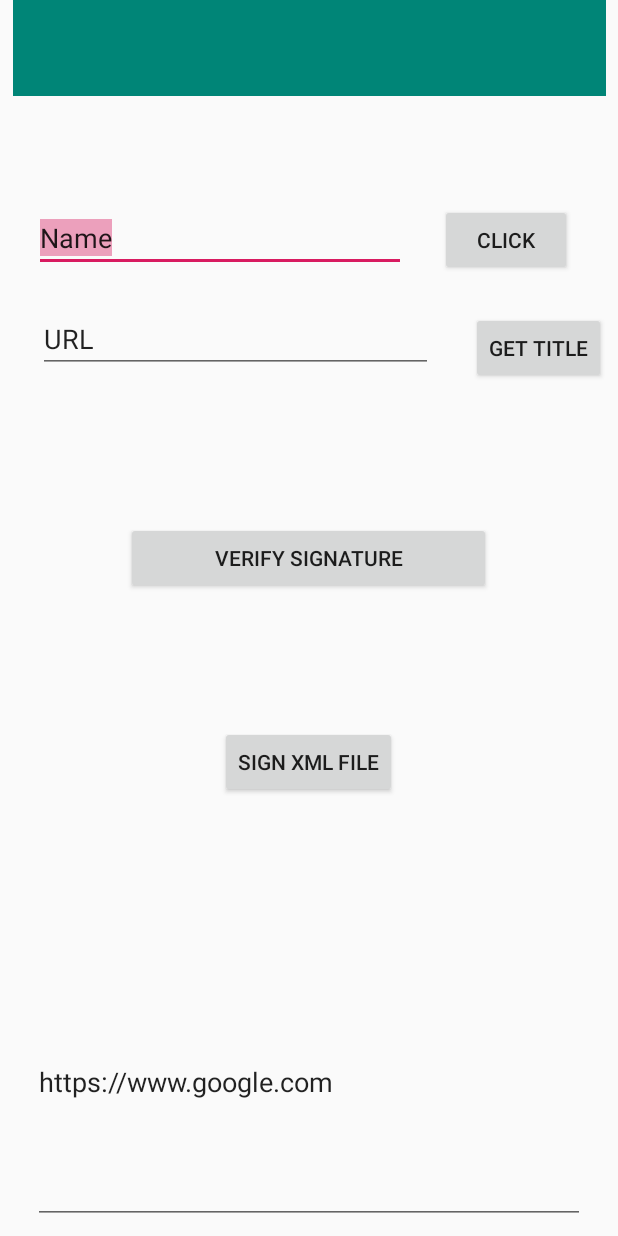
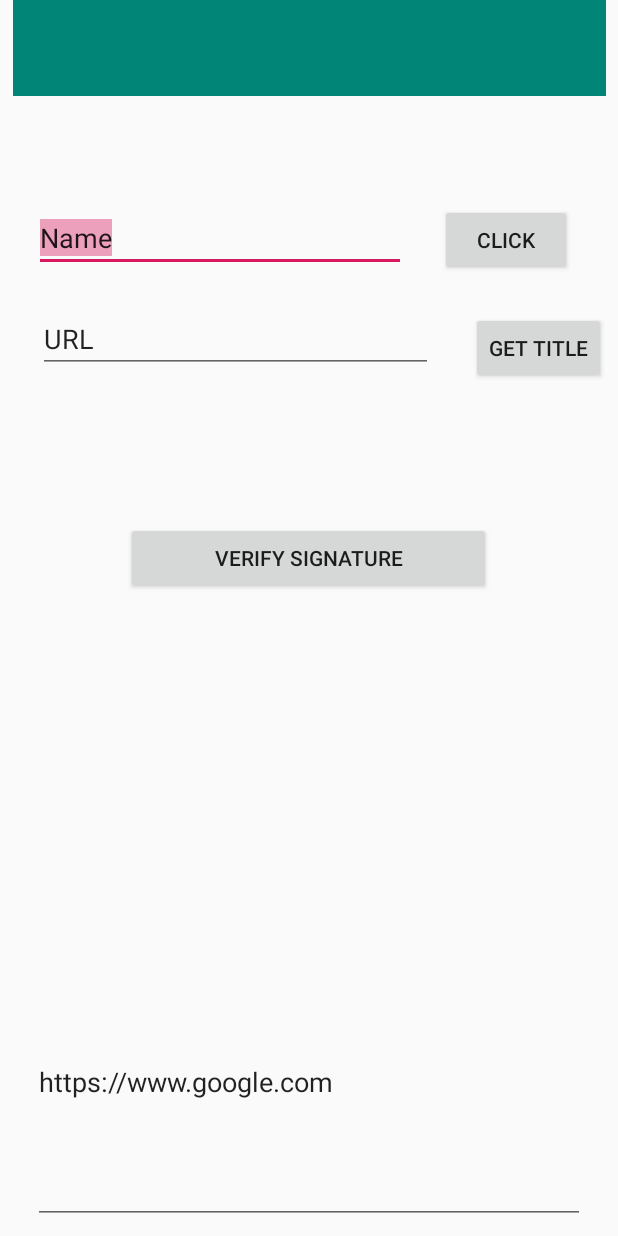
Before and after one commit to jherranzm/tfm-mistic-2019-v001, an Android app: the screen it shows after launch (MainActivity), on a phone screen of 412 x 824 dp. Run offline under Robolectric (Android 15) with nearby library versions, the phone set to English and light mode, and no system bars; libraries missing offline, so code that uses them is left out: es.facturae.facturae, es.gob.afirma, org.apache.xml, org.jibx.runtime; pictures from the network do not load; 2 statements that could not run were skipped.

Commit message:
Some refactoring. Android strings in code moved to strings.xml

```diff
--- a/app/src/main/java/com/example/apptestvalidationandroid44/DisplayMessageActivity.java
+++ b/app/src/main/java/com/example/apptestvalidationandroid44/DisplayMessageActivity.java
@@ -19,7 +19,7 @@ public class DisplayMessageActivity extends AppCompatActivity {
 
 
         // Capture the layout's TextView and set the string as its text
-        TextView textView = findViewById(R.id.textView);
+        TextView textView = findViewById(R.id.editText3);
         textView.setText(message);
     }
 }
--- a/app/src/main/java/com/example/apptestvalidationandroid44/MainActivity.java
+++ b/app/src/main/java/com/example/apptestvalidationandroid44/MainActivity.java
@@ -81,15 +81,15 @@ public class MainActivity extends AppCompatActivity implements View.OnClickListe
 
     public static final String EXTRA_MESSAGE = "com.example.appsecond.MESSAGE";
 
-    public static final String PKCS_12 = "PKCS12";
-    public final static String PKCS12_PASSWORD = "Th2S5p2rStr4ngP1ss";
-    public final static String CR_LF = "\n";
+    private static final String PKCS_12 = "PKCS12";
+    private final static String PKCS12_PASSWORD = "Th2S5p2rStr4ngP1ss";
+    private final static String CR_LF = "\n";
 
 
-    public EditText editText;
-    public EditText editText2;
-    public EditText urlEditText;
-    public InputMethodManager imm;
+    private EditText editText;
+    private EditText editText2;
+    private EditText urlEditText;
+    private InputMethodManager imm;
 
     @Override
     protected void onCreate(Bundle savedInstanceState) {
@@ -101,8 +101,6 @@ public class MainActivity extends AppCompatActivity implements View.OnClickListe
         editText = findViewById(R.id.editText);
         editText2 = findViewById(R.id.editText2);
         urlEditText = findViewById(R.id.urlEditText);
-
-        editText2.setText("Looking for...");
 
         //Get the ID of button that will perform the network call
         Button btn =  findViewById(R.id.button);
@@ -189,23 +187,23 @@ public class MainActivity extends AppCompatActivity implements View.OnClickListe
             xpath.setNamespaceContext(new FacturaeNamespaceContext());
 
             String cifVendedor = xpath.evaluate("//fe:Facturae/Parties/SellerParty/TaxIdentification/TaxIdentificationNumber/text()", doc);
-            System.out.println("cifVendedor -> " + cifVendedor);
+            Log.i("", "cifVendedor -> " + cifVendedor);
             message += CR_LF + "CIF Vendedor : [" + cifVendedor + "]";
 
             String nombreVendedor = xpath.evaluate("//fe:Facturae/Parties/SellerParty/LegalEntity/CorporateName/text()", doc);
-            System.out.println("nombreVendedor -> " + nombreVendedor);
+            Log.i("", "nombreVendedor -> " + nombreVendedor);
             message += CR_LF + "Nombre Vendedor : [" + nombreVendedor + "]";
 
             String numeroFacturas = xpath.evaluate("count(//fe:Facturae/Invoices)", doc);
-            System.out.println("numeroFacturas -> " + numeroFacturas);
+            Log.i("", "numeroFacturas -> " + numeroFacturas);
             message += CR_LF + "Número facturas : [" + numeroFacturas + "]";
 
             String numeroFactura = xpath.evaluate("//fe:Facturae/Invoices/Invoice/InvoiceHeader/InvoiceNumber/text()", doc);
-            System.out.println("numeroFactura -> " + numeroFactura);
+            Log.i("", "numeroFactura -> " + numeroFactura);
             message += CR_LF + "Número factura : [" + numeroFactura + "]";
 
             String importeFactura = xpath.evaluate("//fe:Facturae/Invoices/Invoice/InvoiceTotals/InvoiceTotal/text()", doc);
-            System.out.println("importeFactura -> " + importeFactura);
+            Log.i("", "importeFactura -> " + importeFactura);
             message += CR_LF + "Importe factura : [" + importeFactura + "]";
 
             boolean valid = isValid(certificate, doc);
@@ -397,7 +395,7 @@ public class MainActivity extends AppCompatActivity implements View.OnClickListe
             Provider provider = keystore.getProvider();
 
             //getInfoOverProviders(provider);
-            getInfoOverAllProviders();
+            //getInfoOverAllProviders();
 
             String inputText = editText.getText().toString();
 
@@ -411,7 +409,7 @@ public class MainActivity extends AppCompatActivity implements View.OnClickListe
             //message = new String(messageEncryptedEncodedB64);
 
             // Decodifiquem el text de Base64
-            byte[] messageEncryptedDecodedB64 = Base64.decode(message, Base64.DEFAULT);
+            byte[] messageEncryptedDecodedB64 = Base64.decode(messageEncryptedEncodedB64, Base64.DEFAULT);
             Log.i(getLocalClassName(),"messageEncryptedDecodedB64 : [" + new String(messageEncryptedDecodedB64) + "]");
             //message = new String(messageEncryptedDecodedB64);
 
@@ -549,7 +547,7 @@ public class MainActivity extends AppCompatActivity implements View.OnClickListe
         return super.onOptionsItemSelected(item);
     }
 
-    protected Document getDocument(InputStream isDocument) {
+    private Document getDocument(InputStream isDocument) {
         Document doc = null;
         DocumentBuilderFactory dbf = DocumentBuilderFactory.newInstance();
         dbf.setNamespaceAware(true);
--- a/app/src/main/res/layout/activity_main.xml
+++ b/app/src/main/res/layout/activity_main.xml
@@ -11,12 +11,10 @@
         android:layout_width="wrap_content"
         android:layout_height="wrap_content"
         android:layout_marginStart="256dp"
-        android:layout_marginLeft="256dp"
         android:layout_marginTop="72dp"
         android:layout_marginEnd="16dp"
-        android:layout_marginRight="16dp"
         android:onClick="sendMessage"
-        android:text="Click"
+        android:text="@string/click"
         app:layout_constraintEnd_toEndOf="parent"
         app:layout_constraintHorizontal_bias="0.5"
         app:layout_constraintStart_toEndOf="@+id/editText"
@@ -31,7 +29,7 @@
         android:ems="10"
         android:inputType="textPersonName"
         android:selectAllOnFocus="true"
-        android:text="Name"
+        android:text="@string/name"
         app:layout_constraintEnd_toStartOf="@+id/button"
         app:layout_constraintHorizontal_bias="0.5"
         app:layout_constraintStart_toStartOf="parent"
@@ -59,6 +57,7 @@
         android:layout_marginBottom="8dp"
         android:ems="10"
         android:inputType="textMultiLine"
+        android:text="@string/looking_for"
         app:layout_constraintBottom_toBottomOf="parent"
         app:layout_constraintEnd_toEndOf="parent"
         app:layout_constraintStart_toStartOf="parent" />
@@ -69,9 +68,8 @@
         android:layout_height="wrap_content"
         android:layout_marginTop="24dp"
         android:layout_marginEnd="8dp"
-        android:layout_marginRight="8dp"
         android:onClick="getURL"
-        android:text="Get Title"
+        android:text="@string/get_title"
         app:layout_constraintEnd_toEndOf="parent"
         app:layout_constraintTop_toBottomOf="@+id/button" />
 
@@ -80,13 +78,11 @@
         android:layout_width="263dp"
         android:layout_height="43dp"
         android:layout_marginStart="8dp"
-        android:layout_marginLeft="8dp"
         android:layout_marginTop="24dp"
         android:layout_marginEnd="8dp"
-        android:layout_marginRight="8dp"
         android:ems="10"
         android:inputType="textUri"
-        android:text="URL"
+        android:text="@string/url"
         app:layout_constraintEnd_toStartOf="@+id/getTitleURLButton"
         app:layout_constraintStart_toStartOf="parent"
         app:layout_constraintTop_toBottomOf="@+id/editText" />
@@ -98,23 +94,10 @@
         android:layout_marginStart="84dp"
         android:layout_marginTop="284dp"
         android:onClick="verifySignedInvoice"
-        android:text="Verify Signature"
+        android:text="@string/verify_signature"
         app:layout_constraintStart_toStartOf="parent"
         app:layout_constraintTop_toBottomOf="@+id/toolbar"
         tools:clickable="false" />
 
-    <Button
-        android:id="@+id/buttonSignXMLFile"
-        android:layout_width="wrap_content"
-        android:layout_height="wrap_content"
-        android:layout_marginStart="8dp"
-        android:layout_marginTop="420dp"
-        android:layout_marginEnd="8dp"
-        android:onClick="signInvoice"
-        android:text="Sign XML File"
-        app:layout_constraintEnd_toEndOf="parent"
-        app:layout_constraintHorizontal_bias="0.498"
-        app:layout_constraintStart_toStartOf="parent"
-        app:layout_constraintTop_toBottomOf="@+id/toolbar" />
 
 </android.support.constraint.ConstraintLayout>
--- a/app/src/main/res/values/strings.xml
+++ b/app/src/main/res/values/strings.xml
@@ -1,4 +1,12 @@
 <resources>
     <string name="app_name">AppTestValidationAndroid44</string>
     <string name="action_settings">Settings</string>
+    <string name="click">Click</string>
+    <string name="name">Name</string>
+    <string name="looking_for">Looking for...</string>
+
+    <string name="get_title">Get Title</string>
+
+    <string name="url">URL</string>
+    <string name="verify_signature">Verify Signature</string>
 </resources>
```
Also changed, not shown: app/src/main/res/layout/activity_display_message.xml (+11 -10 lines).
